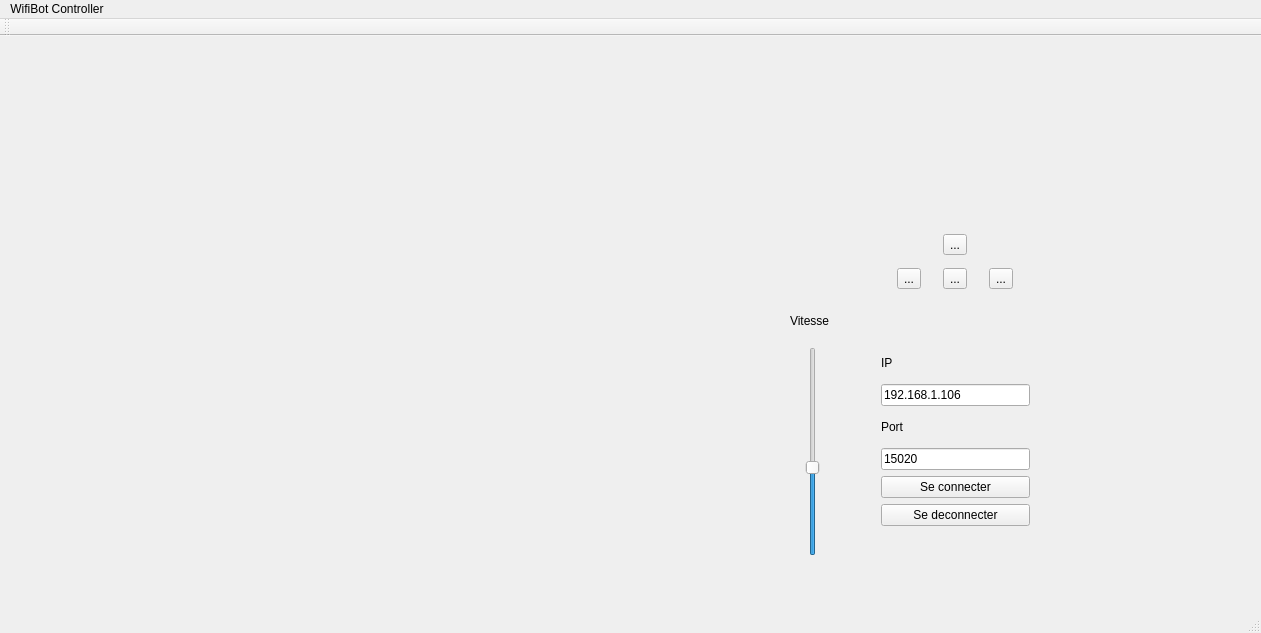
First picture: the form in Wifibot/mainwindow.ui, repository Luckiris/WifiBot, before the edit.
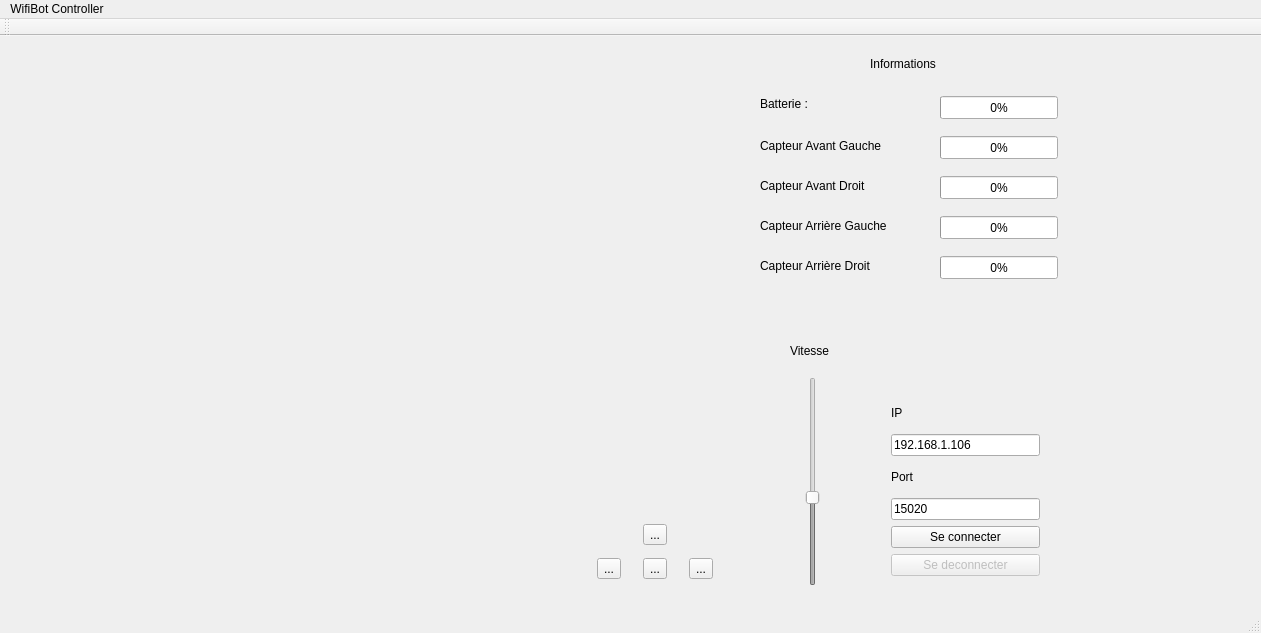
Second picture: the form after the edit. Icons and pictures are not drawn.

Commit message: Ajout capteur + batterie + redesign

```diff
--- a/Wifibot/mainwindow.ui
+++ b/Wifibot/mainwindow.ui
@@ -17,8 +17,8 @@
    <widget class="QWidget" name="gridLayoutWidget">
     <property name="geometry">
      <rect>
-      <x>870</x>
-      <y>180</y>
+      <x>570</x>
+      <y>470</y>
       <width>171</width>
       <height>91</height>
      </rect>
@@ -87,8 +87,8 @@
    <widget class="QWidget" name="verticalLayoutWidget">
     <property name="geometry">
      <rect>
-      <x>870</x>
-      <y>300</y>
+      <x>880</x>
+      <y>350</y>
       <width>171</width>
       <height>201</height>
      </rect>
@@ -131,6 +131,9 @@
      </item>
      <item>
       <widget class="QPushButton" name="Se_deconnecter">
+       <property name="enabled">
+        <bool>false</bool>
+       </property>
        <property name="text">
         <string>Se deconnecter</string>
        </property>
@@ -142,7 +145,7 @@
     <property name="geometry">
      <rect>
       <x>770</x>
-      <y>300</y>
+      <y>330</y>
       <width>86</width>
       <height>231</height>
      </rect>
@@ -150,6 +153,9 @@
     <layout class="QHBoxLayout" name="horizontalLayout">
      <item>
       <widget class="QSlider" name="Vitesse">
+       <property name="enabled">
+        <bool>false</bool>
+       </property>
        <property name="maximum">
         <number>240</number>
        </property>
@@ -163,11 +169,50 @@
      </item>
     </layout>
    </widget>
-   <widget class="QLabel" name="label">
+   <widget class="QLabel" name="labelInformations">
+    <property name="geometry">
+     <rect>
+      <x>870</x>
+      <y>20</y>
+      <width>101</width>
+      <height>16</height>
+     </rect>
+    </property>
+    <property name="text">
+     <string>Informations</string>
+    </property>
+   </widget>
+   <widget class="QLabel" name="labelBattery">
+    <property name="geometry">
+     <rect>
+      <x>760</x>
+      <y>60</y>
+      <width>121</width>
+      <height>16</height>
+     </rect>
+    </property>
+    <property name="text">
+     <string>Batterie : </string>
+    </property>
+   </widget>
+   <widget class="QProgressBar" name="barBattery">
+    <property name="geometry">
+     <rect>
+      <x>940</x>
+      <y>60</y>
+      <width>118</width>
+      <height>23</height>
+     </rect>
+    </property>
+    <property name="value">
+     <number>0</number>
+    </property>
+   </widget>
+   <widget class="QLabel" name="labelVitesse">
     <property name="geometry">
      <rect>
       <x>790</x>
-      <y>170</y>
+      <y>200</y>
       <width>55</width>
       <height>229</height>
      </rect>
@@ -176,6 +221,110 @@
      <string>Vitesse</string>
     </property>
    </widget>
+   <widget class="QLabel" name="labelCaptorForwardLeft">
+    <property name="geometry">
+     <rect>
+      <x>760</x>
+      <y>100</y>
+      <width>161</width>
+      <height>20</height>
+     </rect>
+    </property>
+    <property name="text">
+     <string>Capteur Avant Gauche</string>
+    </property>
+   </widget>
+   <widget class="QProgressBar" name="barCaptorForwardLeft">
+    <property name="geometry">
+     <rect>
+      <x>940</x>
+      <y>100</y>
+      <width>118</width>
+      <height>23</height>
+     </rect>
+    </property>
+    <property name="value">
+     <number>0</number>
+    </property>
+   </widget>
+   <widget class="QLabel" name="labelCaptorForwardRight">
+    <property name="geometry">
+     <rect>
+      <x>760</x>
+      <y>140</y>
+      <width>161</width>
+      <height>20</height>
+     </rect>
+    </property>
+    <property name="text">
+     <string>Capteur Avant Droit</string>
+    </property>
+   </widget>
+   <widget class="QProgressBar" name="barCaptorForwardRight">
+    <property name="geometry">
+     <rect>
+      <x>940</x>
+      <y>140</y>
+      <width>118</width>
+      <height>23</height>
+     </rect>
+    </property>
+    <property name="value">
+     <number>0</number>
+    </property>
+   </widget>
+   <widget class="QLabel" name="labelCaptorReverseLeft">
+    <property name="geometry">
+     <rect>
+      <x>760</x>
+      <y>180</y>
+      <width>161</width>
+      <height>20</height>
+     </rect>
+    </property>
+    <property name="text">
+     <string>Capteur Arrière Gauche</string>
+    </property>
+   </widget>
+   <widget class="QLabel" name="labelCaptorReverseRight">
+    <property name="geometry">
+     <rect>
+      <x>760</x>
+      <y>220</y>
+      <width>161</width>
+      <height>20</height>
+     </rect>
+    </property>
+    <property name="text">
+     <string>Capteur Arrière Droit</string>
+    </property>
+   </widget>
+   <widget class="QProgressBar" name="barCaptorReverseLeft">
+    <property name="geometry">
+     <rect>
+      <x>940</x>
+      <y>180</y>
+      <width>118</width>
+      <height>23</height>
+     </rect>
+    </property>
+    <property name="value">
+     <number>0</number>
+    </property>
+   </widget>
+   <widget class="QProgressBar" name="barCaptorReverseRight">
+    <property name="geometry">
+     <rect>
+      <x>940</x>
+      <y>220</y>
+      <width>118</width>
+      <height>23</height>
+     </rect>
+    </property>
+    <property name="value">
+     <number>0</number>
+    </property>
+   </widget>
   </widget>
   <widget class="QMenuBar" name="menuBar">
    <property name="geometry">
```
The commit also changes 21 other files.
